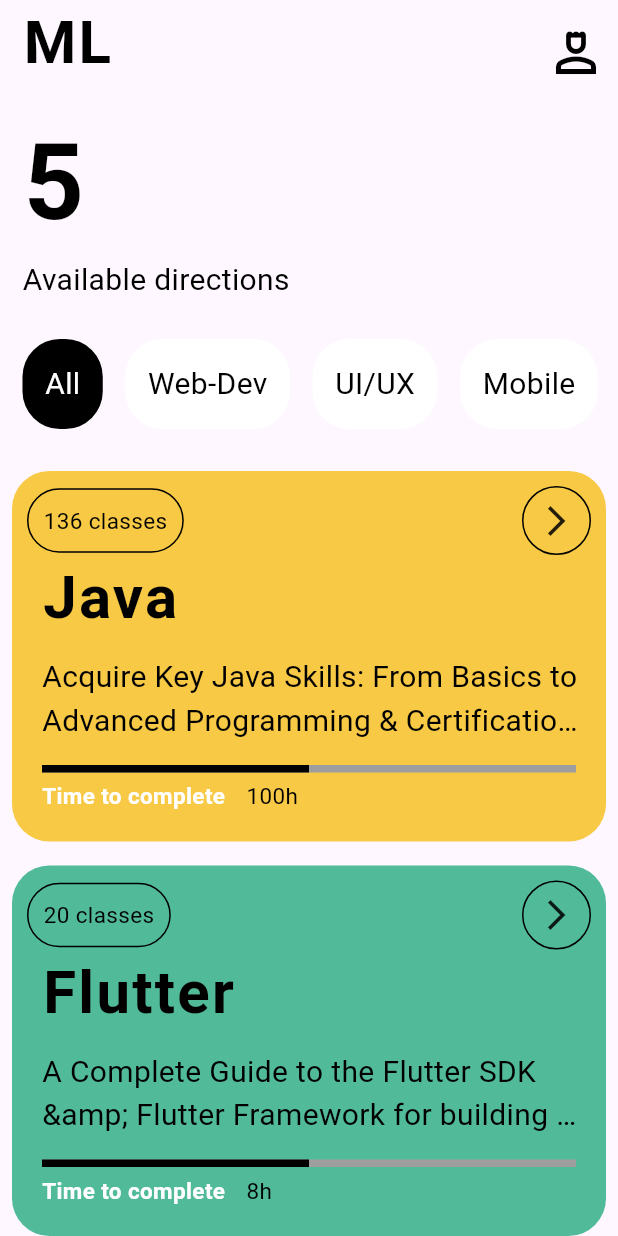
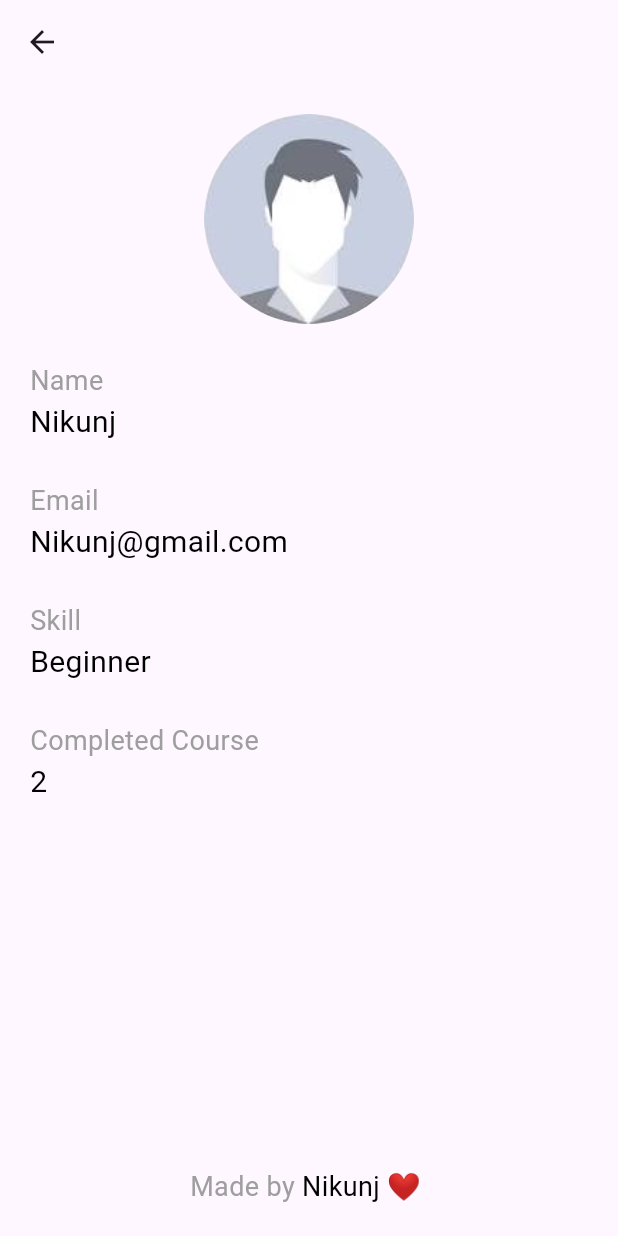
Before and after one commit to nik-unj/online-learning-app, a Flutter app: the HomePage screen opened directly, after a tap on the "person 4" icon, on a phone screen of 412 x 824 dp. Run offline on Flutter 3.47's test engine with Material 3 defaults, Android fonts, the phone set to English and light mode, and no system bars; drawn by our look-alikes of percent_indicator; our stand-ins replace google_fonts; Roboto replaces fonts that are missing (Alata).

Commit message:
Profile page added

```diff
--- a/lib/model/course.dart
+++ b/lib/model/course.dart
@@ -31,6 +31,18 @@ List<Course> courseList = [
     noOfClass: 136,
     hours: 100,
     skill: 'Beginner',
+  ),
+  Course(
+    name: "Java Advanced Programming",
+    info:
+        "Acquire Key Java Skills: From Basics to Advanced Programming & Certification - Start Your Dev Career",
+    about:
+        "Step into the world of programming with our Java Programming Masterclass, meticulously updated for 2023. Since its inception in 2016, this course has evolved continuously, ensuring you receive the latest and most relevant Java education. Purchase once and gain access to a lifetime of updates without any additional cost",
+    domain: 'Desktop',
+    certificate: true,
+    noOfClass: 90,
+    hours: 100,
+    skill: 'Advance',
   ),
   Course(
     name: "Flutter",
--- a/lib/screen/homepage.dart
+++ b/lib/screen/homepage.dart
@@ -1,5 +1,6 @@
 import 'package:flutter/material.dart';
 import 'package:training/model/course.dart';
+import 'package:training/screen/profilepage.dart';
 import 'package:training/style/customStyle.dart';
 import 'package:training/widget/coursetile.dart';
 import 'package:training/widget/domaintile.dart';
@@ -17,6 +18,9 @@ class _HomePageState extends State<HomePage> {
   @override
   Widget build(BuildContext context) {
     return Scaffold(
+      endDrawer: const Drawer(
+        child: Text("Hello"),
+      ),
       body: SafeArea(
         child: Column(
           mainAxisAlignment: MainAxisAlignment.start,
@@ -36,7 +40,12 @@ class _HomePageState extends State<HomePage> {
                     padding:
                         const EdgeInsets.symmetric(vertical: 8, horizontal: 0),
                     child: IconButton(
-                      onPressed: () {},
+                      onPressed: () {
+                        Navigator.push(
+                            context,
+                            MaterialPageRoute(
+                                builder: (context) => const ProfilePage()));
+                      },
                       icon: const Icon(
                         Icons.person_4_outlined,
                         size: 40,
@@ -109,9 +118,9 @@ class _HomePageState extends State<HomePage> {
           if (selectedDomain == 'All') {
             return CourseTile(course: courseList[index], index: index);
           } else {
-            if(courseList[index].domain == selectedDomain){
+            if (courseList[index].domain == selectedDomain) {
               return CourseTile(course: courseList[index], index: index);
-            }else{
+            } else {
               return Container();
             }
           }
--- /dev/null
+++ b/lib/screen/profilepage.dart
@@ -0,0 +1,122 @@
+import 'package:flutter/material.dart';
+import 'package:training/style/customStyle.dart';
+
+class ProfilePage extends StatelessWidget {
+  const ProfilePage({super.key});
+
+  @override
+  Widget build(BuildContext context) {
+    return Scaffold(
+      appBar: AppBar(),
+      body: SafeArea(
+        child: Padding(
+          padding: const EdgeInsets.all(20.0),
+          child: Column(
+            mainAxisAlignment: MainAxisAlignment.spaceBetween,
+            crossAxisAlignment: CrossAxisAlignment.start,
+            children: [
+              Column(
+                mainAxisAlignment: MainAxisAlignment.start,
+                crossAxisAlignment: CrossAxisAlignment.start,
+                children: [
+                  Row(
+                    mainAxisAlignment: MainAxisAlignment.center,
+                    children: [
+                      ClipOval(
+                        child: SizedBox.fromSize(
+                          size: const Size.fromRadius(70), // Image radius
+                          child: Image.asset('assets/images/person.jpeg',
+                              fit: BoxFit.fitHeight),
+                        ),
+                      ),
+                    ],
+                  ),
+                  Padding(
+                    padding: const EdgeInsets.only(top: 25.0),
+                    child: Column(
+                      crossAxisAlignment: CrossAxisAlignment.start,
+                      children: [
+                        Text(
+                          "Name",
+                          style: textGrey(size: 18),
+                        ),
+                        Text(
+                          "Nikunj",
+                          style: textBlack(size: 20),
+                        ),
+                      ],
+                    ),
+                  ),
+                  Padding(
+                    padding: const EdgeInsets.only(top: 25.0),
+                    child: Column(
+                      crossAxisAlignment: CrossAxisAlignment.start,
+                      children: [
+                        Text(
+                          "Email",
+                          style: textGrey(size: 18),
+                        ),
+                        Text(
+                          "Nikunj@gmail.com",
+                          style: textBlack(size: 20),
+                        ),
+                      ],
+                    ),
+                  ),
+                  Padding(
+                    padding: const EdgeInsets.only(top: 25.0),
+                    child: Column(
+                      crossAxisAlignment: CrossAxisAlignment.start,
+                      children: [
+                        Text(
+                          "Skill",
+                          style: textGrey(size: 18),
+                        ),
+                        Text(
+                          "Beginner",
+                          style: textBlack(size: 20),
+                        ),
+                      ],
+                    ),
+                  ),
+                  Padding(
+                    padding: const EdgeInsets.only(top: 25.0),
+                    child: Column(
+                      crossAxisAlignment: CrossAxisAlignment.start,
+                      children: [
+                        Text(
+                          "Completed Course",
+                          style: textGrey(size: 18),
+                        ),
+                        Text(
+                          "2",
+                          style: textBlack(size: 20),
+                        ),
+                      ],
+                    ),
+                  ),
+                ],
+              ),
+              Padding(
+                padding: const EdgeInsets.only(top: 25.0),
+                child: Row(
+                  mainAxisAlignment: MainAxisAlignment.center,
+                  children: [
+                    Text(
+                      "Made by ",
+                      style: textGrey(size: 18),
+                    ),
+                    Text(
+                      "Nikunj ❤️ ",
+                      style: textBlack(size: 18),
+                    ),
+                  ],
+                ),
+              ),
+            ],
+          ),
+        ),
+      ),
+    );
+  }
+}
```
Also changed, not shown: assets/images/person.jpeg (added).
